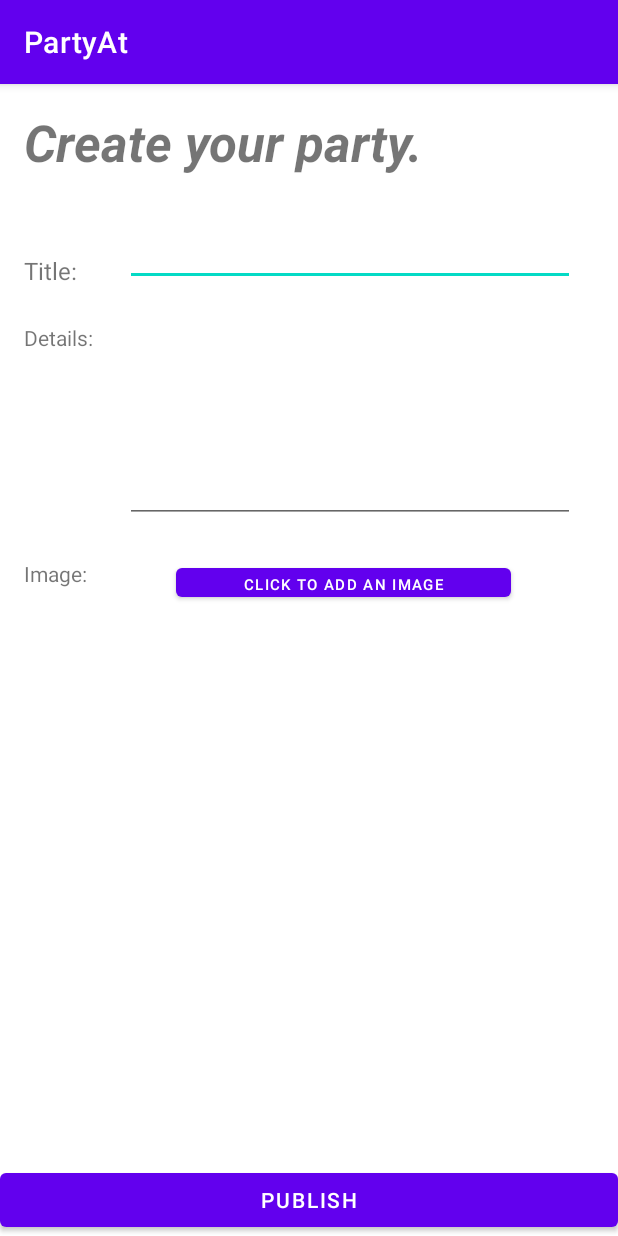
After one commit to jeanlag1/PartyAt, an Android app: the CreateActivity screen opened directly, with no data from a screen before it, on a phone screen of 412 x 824 dp. The commit adds this screen. Run offline under Robolectric (Android 15) with nearby library versions, the phone set to English and light mode, and no system bars; libraries missing offline, so code that uses them is left out: com.parse.

Commit message:
Added events query - User can also create a party and post it

```diff
--- /dev/null
+++ b/app/src/main/java/com/codepath/partyat/CreateActivity.java
@@ -0,0 +1,141 @@
+package com.codepath.partyat;
+
+import androidx.annotation.Nullable;
+import androidx.appcompat.app.AppCompatActivity;
+import androidx.core.content.FileProvider;
+
+import android.content.Intent;
+import android.graphics.Bitmap;
+import android.graphics.BitmapFactory;
+import android.net.Uri;
+import android.os.Bundle;
+import android.os.Environment;
+import android.provider.MediaStore;
+import android.util.Log;
+import android.view.View;
+import android.widget.Button;
+import android.widget.EditText;
+import android.widget.ImageView;
+import android.widget.Toast;
+
+import com.parse.ParseException;
+import com.parse.ParseFile;
+import com.parse.ParseUser;
+import com.parse.SaveCallback;
+
+import java.io.File;
+
+public class CreateActivity extends AppCompatActivity {
+    private static final String TAG = "CreateActivity";
+    private static final int CAPTURE_IMAGE_ACTIVITY_REQUEST_CODE = 53 ;
+    public String mPhotoFileName = "photo.jpg";
+    private File mPhotoFile;
+    private Button mPublish;
+    private Button mUpload;
+    private EditText mEtTitle;
+    private EditText mEtDetails;
+    private ImageView mIvUploadPicture;
+
+    @Override
+    protected void onCreate(Bundle savedInstanceState) {
+        super.onCreate(savedInstanceState);
+        setContentView(R.layout.activity_create);
+
+        mPublish = findViewById(R.id.btnPublish);
+        mUpload = findViewById(R.id.btnUpload);
+        mEtDetails = findViewById(R.id.etDetails);
+        mEtTitle = findViewById(R.id.etTitlte);
+        mIvUploadPicture = findViewById(R.id.ivUploadImg);
+
+        mUpload.setOnClickListener(new View.OnClickListener() {
+            @Override
+            public void onClick(View v) {
+                launchCamera();
+            }
+        });
+
+        mPublish.setOnClickListener(new View.OnClickListener() {
+            @Override
+            public void onClick(View v) {
+                postParty();
+            }
+        });
+    }
+
+    private void postParty() {
+        Event event = new Event();
+        if (mEtTitle.getText().toString().isEmpty()) {
+            Toast.makeText(this, "Title cannot be empty", Toast.LENGTH_LONG).show();
+            return;
+        }
+        event.setTitle(mEtTitle.getText().toString());
+        event.setDetails(mEtDetails.getText().toString());
+        event.setImage(new ParseFile(mPhotoFile));
+        event.setUser(ParseUser.getCurrentUser());
+        event.saveInBackground(new SaveCallback() {
+            @Override
+            public void done(ParseException e) {
+                if (e != null) {
+                    Log.e(TAG, "Error while saving!", e);
+                    Toast.makeText(CreateActivity.this, "Error while saving!", Toast.LENGTH_LONG).show();
+                }
+                Log.i(TAG, "Post saved successfully");
+                mEtDetails.setText("");
+                mEtTitle.setText("");
+                mIvUploadPicture.setImageResource(0);
+                finish();
+            }
+        });
+    }
+
+    private void launchCamera() {
+        // create Intent to take a picture and return control to the calling application
+        Intent intent = new Intent(MediaStore.ACTION_IMAGE_CAPTURE);
+        // Create a File reference for future access
+
+        mPhotoFile = getPhotoFileUri(mPhotoFileName);
+
+        // wrap File object into a content provider
+        // required for API >= 24
+        // See https://guides.codepath.com/android/Sharing-Content-with-Intents#sharing-files-with-api-24-or-higher
+        Uri fileProvider = FileProvider.getUriForFile(this, "com.codepath.fileprovider.jeanlaguerre", mPhotoFile);
+        intent.putExtra(MediaStore.EXTRA_OUTPUT, fileProvider);
+
+        // If you call startActivityForResult() using an intent that no app can handle, your app will crash.
+        // So as long as the result is not null, it's safe to use the intent.
+        if (intent.resolveActivity(this.getPackageManager()) != null) {
+            // Start the image capture intent to take photo
+            startActivityForResult(intent, CAPTURE_IMAGE_ACTIVITY_REQUEST_CODE);
+        }
+    }
+    // Returns the File for a photo stored on disk given the fileName
+    private File getPhotoFileUri(String mPhotoFileName) {
+        // Get safe storage directory for photos
+        // Use `getExternalFilesDir` on Context to access package-specific directories.
+        // This way, we don't need to request external read/write runtime permissions.
+        File mediaStorageDir = new File(this.getExternalFilesDir(Environment.DIRECTORY_PICTURES), TAG);
+
+        // Create the storage directory if it does not exist
+        if (!mediaStorageDir.exists() && !mediaStorageDir.mkdirs()){
+            Log.d(TAG, "failed to create directory");
+        }
+
+        // Return the file target for the photo based on filename
+        return new File(mediaStorageDir.getPath() + File.separator + mPhotoFileName);
+    }
+    @Override
+    public void onActivityResult(int requestCode, int resultCode,@Nullable Intent data) {
+        super.onActivityResult(requestCode, resultCode, data);
+        if (requestCode == CAPTURE_IMAGE_ACTIVITY_REQUEST_CODE) {
+            if (resultCode == RESULT_OK) {
+                // by this point we have the camera photo on disk
+                Bitmap takenImage = BitmapFactory.decodeFile(mPhotoFile.getAbsolutePath());
+                // RESIZE BITMAP, see section below
+                // Load the taken image into a preview
+                mIvUploadPicture.setImageBitmap(takenImage);
+            } else { // Result was a failure
+                Toast.makeText(this, "Picture wasn't taken!", Toast.LENGTH_SHORT).show();
+            }
+        }
+    }
+}
--- a/app/src/main/java/com/codepath/partyat/Event.java
+++ b/app/src/main/java/com/codepath/partyat/Event.java
@@ -24,11 +24,11 @@ public class Event extends ParseObject {
         return getString("details");
     }
 
-    public ParseGeoPoint geLocation() {
+    public ParseGeoPoint getLocation() {
         return getParseGeoPoint("location");
     }
 
-    public ParseUser geUser() {
+    public ParseUser getUser() {
         return getParseUser("user");
     }
 
--- a/app/src/main/java/com/codepath/partyat/ParseApplication.java
+++ b/app/src/main/java/com/codepath/partyat/ParseApplication.java
@@ -3,12 +3,14 @@ package com.codepath.partyat;
 import android.app.Application;
 
 import com.parse.Parse;
+import com.parse.ParseObject;
 
 public class ParseApplication extends Application {
     @Override
     public void onCreate() {
         super.onCreate();
-
+        // Register the subclasses
+        ParseObject.registerSubclass(Event.class);
         // Initializes Parse SDK as soon as the application is created
         Parse.initialize(new Parse.Configuration.Builder(this)
                 .applicationId("FIvfvjqsDmEtXgKXZPld0Y6GoHhVFUrNEZAfY0U9")
--- /dev/null
+++ b/app/src/main/res/layout/activity_create.xml
@@ -0,0 +1,105 @@
+<?xml version="1.0" encoding="utf-8"?>
+<androidx.constraintlayout.widget.ConstraintLayout xmlns:android="http://schemas.android.com/apk/res/android"
+    xmlns:app="http://schemas.android.com/apk/res-auto"
+    xmlns:tools="http://schemas.android.com/tools"
+    android:layout_width="match_parent"
+    android:layout_height="match_parent"
+    tools:context=".CreateActivity">
+
+    <Button
+        android:id="@+id/btnPublish"
+        android:layout_width="0dp"
+        android:layout_height="wrap_content"
+        android:text="Publish"
+        app:layout_constraintBottom_toBottomOf="parent"
+        app:layout_constraintEnd_toEndOf="parent"
+        app:layout_constraintStart_toStartOf="parent" />
+
+    <TextView
+        android:id="@+id/textView2"
+        android:layout_width="wrap_content"
+        android:layout_height="wrap_content"
+        android:layout_marginStart="16dp"
+        android:layout_marginTop="16dp"
+        android:text="Create your party."
+        android:textSize="34sp"
+        android:textStyle="bold|italic"
+        app:layout_constraintStart_toStartOf="parent"
+        app:layout_constraintTop_toTopOf="parent" />
+
+    <EditText
+        android:id="@+id/etTitlte"
+        android:layout_width="300dp"
+        android:layout_height="wrap_content"
+        android:layout_marginStart="28dp"
+        android:layout_marginTop="28dp"
+        android:ems="10"
+        android:inputType="textPersonName"
+        app:layout_constraintStart_toEndOf="@+id/textView3"
+        app:layout_constraintTop_toBottomOf="@+id/textView2" />
+
+    <TextView
+        android:id="@+id/textView3"
+        android:layout_width="wrap_content"
+        android:layout_height="wrap_content"
+        android:layout_marginStart="16dp"
+        android:layout_marginTop="52dp"
+        android:text="Title: "
+        android:textSize="16sp"
+        app:layout_constraintStart_toStartOf="parent"
+        app:layout_constraintTop_toBottomOf="@+id/textView2" />
+
+    <TextView
+        android:id="@+id/textView4"
+        android:layout_width="wrap_content"
+        android:layout_height="wrap_content"
+        android:layout_marginTop="24dp"
+        android:text="Details: "
+        app:layout_constraintStart_toStartOf="@+id/textView3"
+        app:layout_constraintTop_toBottomOf="@+id/textView3" />
+
+    <EditText
+        android:id="@+id/etDetails"
+        android:layout_width="300dp"
+        android:layout_height="133dp"
+        android:ems="10"
+        android:gravity="start|top"
+        android:inputType="textMultiLine"
+        app:layout_constraintStart_toStartOf="@+id/etTitlte"
+        app:layout_constraintTop_toTopOf="@+id/textView4" />
+
+    <TextView
+        android:id="@+id/textView5"
+        android:layout_width="wrap_content"
+        android:layout_height="wrap_content"
+        android:layout_marginStart="16dp"
+        android:layout_marginTop="24dp"
+        android:text="Image:"
+        app:layout_constraintStart_toStartOf="parent"
+        app:layout_constraintTop_toBottomOf="@+id/etDetails" />
+
+    <ImageView
+        android:id="@+id/ivUploadImg"
+        android:layout_width="150dp"
+        android:layout_height="200dp"
+        android:scaleType="centerCrop"
+        app:layout_constraintEnd_toEndOf="@+id/etDetails"
+        app:layout_constraintHorizontal_bias="0.496"
+        app:layout_constraintStart_toStartOf="@+id/etDetails"
+        app:layout_constraintTop_toBottomOf="@+id/btnUpload"
+        tools:srcCompat="@tools:sample/avatars" />
+
+    <Button
+        android:id="@+id/btnUpload"
+        android:layout_width="223dp"
+        android:layout_height="31dp"
+        android:layout_marginTop="24dp"
+        android:drawablePadding="0dp"
+        android:text="Click to add an image"
+        android:textSize="10sp"
+        app:layout_constraintEnd_toEndOf="@+id/ivUploadImg"
+        app:layout_constraintHorizontal_bias="0.561"
+        app:layout_constraintStart_toStartOf="@+id/ivUploadImg"
+        app:layout_constraintTop_toBottomOf="@+id/etDetails" />
+
+</androidx.constraintlayout.widget.ConstraintLayout>
--- a/app/src/main/res/layout/event_item.xml
+++ b/app/src/main/res/layout/event_item.xml
@@ -8,6 +8,7 @@
 
     <ImageView
         android:id="@+id/ivEventImg"
+        android:scaleType="centerCrop"
         android:layout_width="wrap_content"
         android:layout_height="300dp"
         app:layout_constraintEnd_toEndOf="parent"
--- a/app/src/main/res/menu/menu_bottom_navigation.xml
+++ b/app/src/main/res/menu/menu_bottom_navigation.xml
@@ -14,7 +14,7 @@
         app:showAsAction="always" />
     <item
         android:id="@+id/wishlist_item"
-        android:icon="@drawable/ic_baseline_playlist_add_check_24"
+        android:icon="@drawable/ic_baseline_favorite_24"
         android:title="wishlist"
         app:showAsAction="always" />
     <item
```
Also changed, not shown: app/src/main/AndroidManifest.xml (+18 -1 lines), app/src/main/java/com/codepath/partyat/Fragments/FeedFragment.java (+36 -0 lines), app/src/main/java/com/codepath/partyat/MainActivity.java (+25 -12 lines), app/src/main/res/drawable/ic_baseline_favorite_24.xml (added, +10 -0 lines), app/src/main/res/drawable/ic_baseline_favorite_border_24.xml (added, +10 -0 lines), app/src/main/res/layout/activity_main.xml (+3 -15 lines), app/src/main/res/menu/main_menu.xml (added, +14 -0 lines), app/src/main/res/xml/fileprovider.xml (added, +10 -0 lines).
